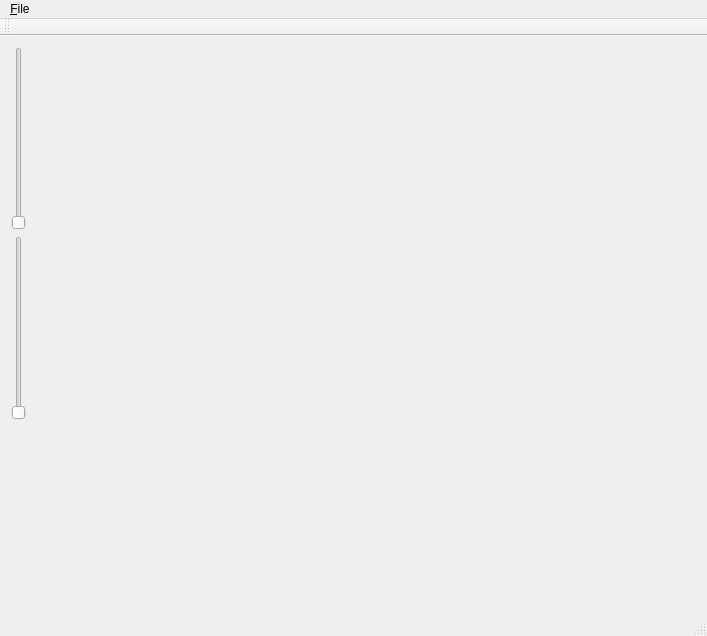
607011/qlitch, file qlitch/mainwindow.ui: the form before one commit.
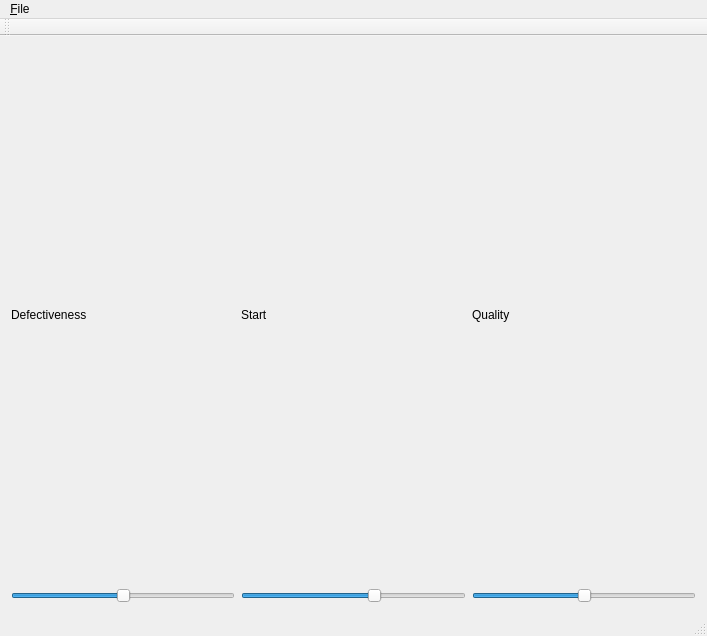
The form after the commit.

Patch:
```diff
--- a/qlitch/mainwindow.ui
+++ b/qlitch/mainwindow.ui
@@ -14,10 +14,12 @@
    <string>MainWindow</string>
   </property>
   <widget class="QWidget" name="centralWidget">
-   <layout class="QGridLayout" name="gridLayout">
+   <layout class="QGridLayout" name="gridLayout_2">
     <item row="0" column="0">
      <layout class="QVBoxLayout" name="verticalLayout">
       <item>
+       <layout class="QGridLayout" name="gridLayout">
+        <item row="1" column="0">
        <widget class="QSlider" name="iterationsSlider">
         <property name="toolTip">
          <string>intensity</string>
@@ -25,12 +27,15 @@
         <property name="maximum">
          <number>200</number>
         </property>
+          <property name="value">
+           <number>100</number>
+          </property>
         <property name="orientation">
-         <enum>Qt::Vertical</enum>
+           <enum>Qt::Horizontal</enum>
         </property>
        </widget>
       </item>
-      <item>
+        <item row="1" column="1">
        <widget class="QSlider" name="percentageSlider">
         <property name="toolTip">
          <string>Beginning</string>
@@ -38,35 +43,51 @@
         <property name="minimum">
          <number>1</number>
         </property>
+          <property name="value">
+           <number>60</number>
+          </property>
         <property name="orientation">
-         <enum>Qt::Vertical</enum>
+           <enum>Qt::Horizontal</enum>
         </property>
        </widget>
       </item>
-      <item>
-       <spacer name="verticalSpacer">
-        <property name="orientation">
-         <enum>Qt::Vertical</enum>
-        </property>
-        <property name="sizeHint" stdset="0">
-         <size>
-          <width>20</width>
-          <height>40</height>
-         </size>
-        </property>
-       </spacer>
-      </item>
-     </layout>
+        <item row="0" column="0">
+         <widget class="QLabel" name="label">
+          <property name="text">
+           <string>Defectiveness</string>
+          </property>
+         </widget>
     </item>
     <item row="0" column="1">
-     <widget class="QWidget" name="widget" native="true">
-      <property name="sizePolicy">
-       <sizepolicy hsizetype="MinimumExpanding" vsizetype="MinimumExpanding">
-        <horstretch>0</horstretch>
-        <verstretch>0</verstretch>
-       </sizepolicy>
-      </property>
-     </widget>
+         <widget class="QLabel" name="label_2">
+          <property name="text">
+           <string>Start</string>
+          </property>
+         </widget>
+        </item>
+        <item row="0" column="2">
+         <widget class="QLabel" name="label_3">
+          <property name="text">
+           <string>Quality</string>
+          </property>
+         </widget>
+        </item>
+        <item row="1" column="2">
+         <widget class="QSlider" name="qualitySlider">
+          <property name="maximum">
+           <number>100</number>
+          </property>
+          <property name="value">
+           <number>50</number>
+          </property>
+          <property name="orientation">
+           <enum>Qt::Horizontal</enum>
+          </property>
+         </widget>
+        </item>
+       </layout>
+      </item>
+     </layout>
     </item>
    </layout>
   </widget>
```
Left out of the diff: 13 changed lines with no effect on the pictures. Lines whose indentation alone changed are shown as unchanged.
